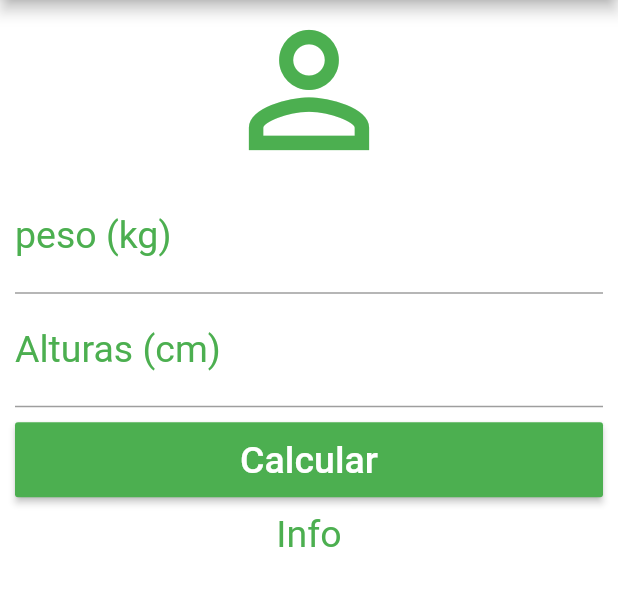
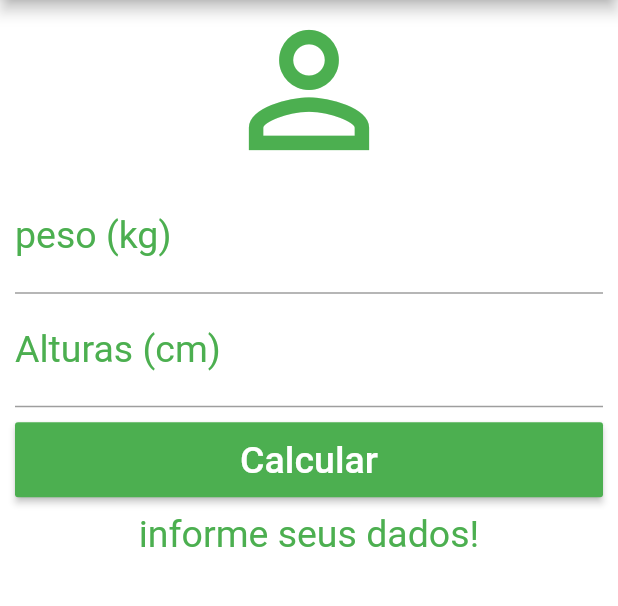
Before and after one commit to iuri1911/calculadora-imc, a Flutter app: the screen it shows after launch, after a tap on "Calcular", on a phone screen of 412 x 824 dp, the part 84-690 px from its top. Run offline on Flutter 3.47's test engine with Material 2 defaults, Android fonts, the phone set to English and light mode, and no system bars.

Commit message:
make the buttons work, and add the results.

```diff
--- a/lib/main.dart
+++ b/lib/main.dart
@@ -12,7 +12,35 @@ class Home extends StatefulWidget {
 }
 
 class _HomeState extends State<Home> {
-  @override
+  TextEditingController weightController = TextEditingController();
+  TextEditingController heightController = TextEditingController();
+  String _infoText = "informe seus dados!";
+
+  void _resetFields() {
+    weightController.text = "";
+    heightController.text = "";
+    _infoText = "informe seus dados";
+  }
+
+  void calculate() {
+    double weight = double.parse(weightController.text);
+    double height = double.parse(heightController.text);
+    double imc = weight / (height * height);
+    if (imc < 18.6) {
+      _infoText = "Abaixo do Peso (${imc.toStringAsPrecision(4)})";
+    } else if (imc >= 18.6 && imc < 24.9) {
+      _infoText = "Peso Ideal (${imc.toStringAsPrecision(4)})";
+    } else if (imc >= 24.9 && imc < 29.9) {
+      _infoText = "Levemente Acima do Peso (${imc.toStringAsPrecision(4)})";
+    } else if (imc >= 29.9 && imc < 34.9) {
+      _infoText = "Obesidade Grau I (${imc.toStringAsPrecision(4)})";
+    } else if (imc >= 34.9 && imc < 39.9) {
+      _infoText = "Obesidade Grau II (${imc.toStringAsPrecision(4)})";
+    } else if (imc >= 40) {
+      _infoText = "Obesidade Grau III (${imc.toStringAsPrecision(4)})";
+    }
+  }
+
   Widget build(BuildContext context) {
     return Scaffold(
         appBar: AppBar(
@@ -22,7 +50,7 @@ class _HomeState extends State<Home> {
           actions: <Widget>[
             IconButton(
               icon: Icon(Icons.refresh),
-              onPressed: () {},
+              onPressed: _resetFields,
             )
           ],
         ),
@@ -44,6 +72,7 @@ class _HomeState extends State<Home> {
                     labelStyle: TextStyle(color: Colors.green)),
                 textAlign: TextAlign.center,
                 style: TextStyle(color: Colors.green, fontSize: 25.0),
+                controller: weightController,
               ),
               TextField(
                 keyboardType: TextInputType.number,
@@ -52,13 +81,14 @@ class _HomeState extends State<Home> {
                     labelStyle: TextStyle(color: Colors.green)),
                 textAlign: TextAlign.center,
                 style: TextStyle(color: Colors.green, fontSize: 25.0),
+                controller: heightController,
               ),
               Padding(
                 padding: EdgeInsets.only(top: 10.0, bottom: 10.0),
                 child: Container(
                     height: 50.0,
                     child: RaisedButton(
-                    onPressed: () {},
+                      onPressed: calculate,
                       child: Text(
                         "Calcular",
                         style: TextStyle(color: Colors.white, fontSize: 25.0),
@@ -67,7 +97,7 @@ class _HomeState extends State<Home> {
                     )),
               ),
               Text(
-                "Info",
+                _infoText,
                 textAlign: TextAlign.center,
                 style: TextStyle(color: Colors.green, fontSize: 25.0),
               )
```
Lines whose indentation alone changed are shown as unchanged.
